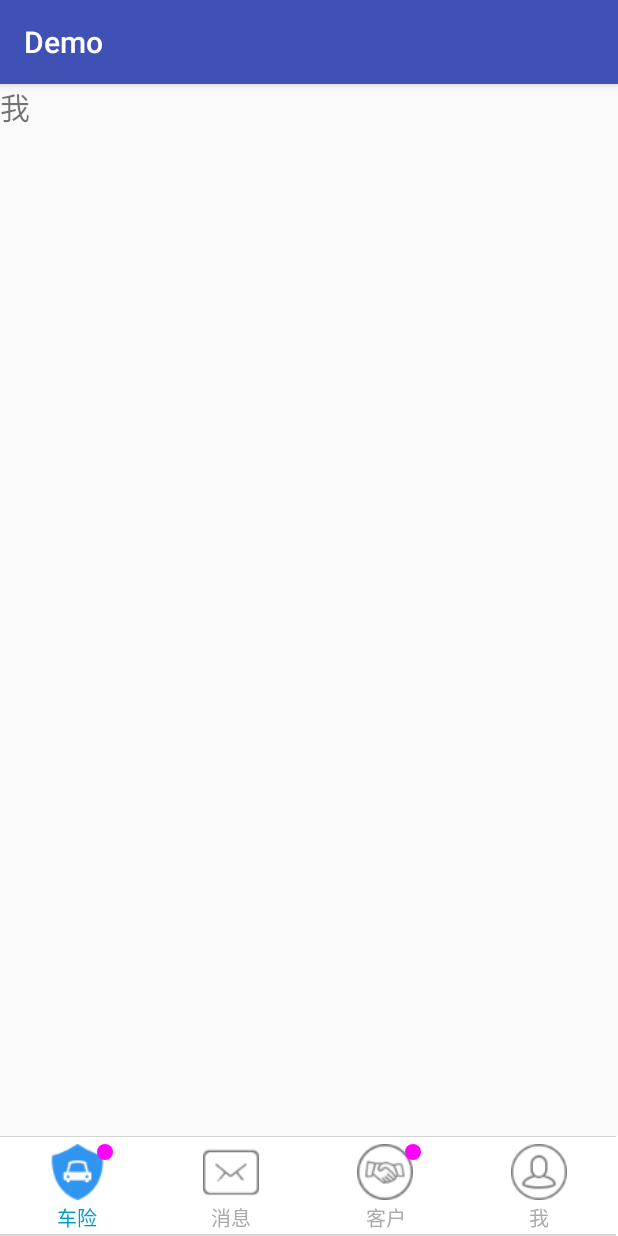
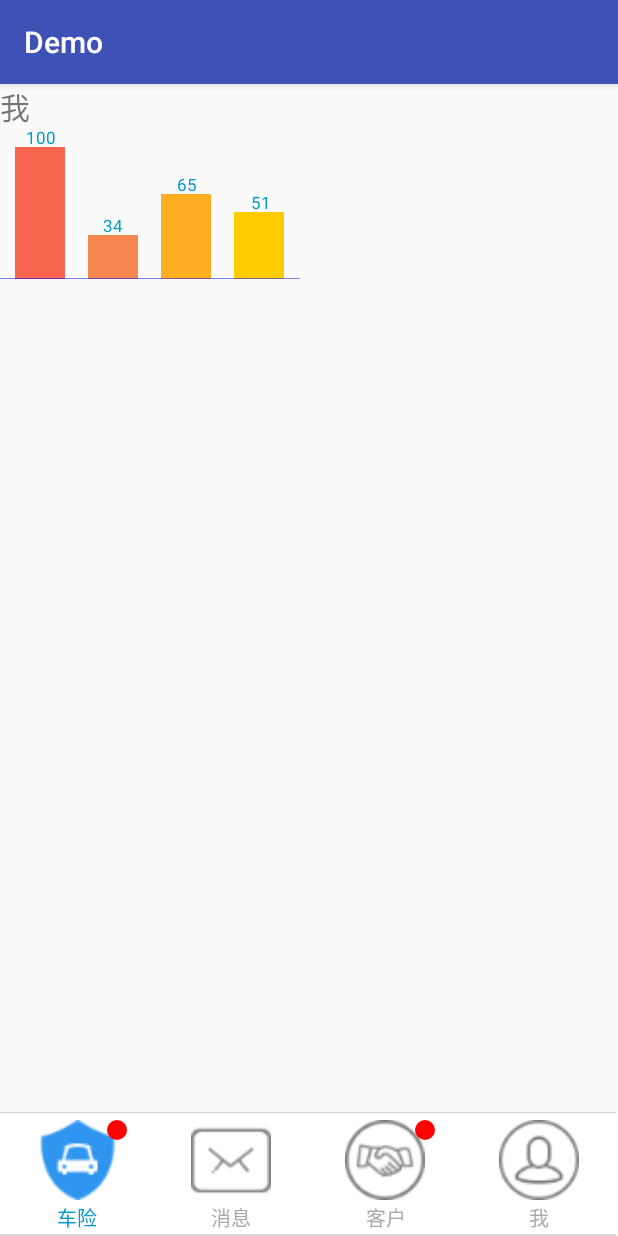
Before and after one commit to weiteng4droid/MineWidget, an Android app: the fragment MineFrgment placed in its activity, on a phone screen of 412 x 824 dp. Run offline under Robolectric (Android 15) with nearby library versions, the phone set to English and light mode, and no system bars; our stand-ins replace ButterKnife.

Commit message:
小小柱状图控件

```diff
--- a/app/build.gradle
+++ b/app/build.gradle
@@ -24,5 +24,4 @@ dependencies {
     testCompile 'junit:junit:4.12'
     compile 'com.android.support:appcompat-v7:22.2.1'
     compile 'com.jakewharton:butterknife:6.1.0'
-
 }
--- a/app/src/main/java/com/botpy/demo/MainActivity.java
+++ b/app/src/main/java/com/botpy/demo/MainActivity.java
@@ -47,6 +47,7 @@ public class MainActivity extends AppCompatActivity implements TabView.OnTabClic
                 R.mipmap.home_service_selected,
                 R.mipmap.home_me_seleted);
 
+        mTabview.setDrawableWidth(80);
         mTabview.setCurrentIndex(mIndex);
         mTabview.setOnTabClickListener(this);
         mTabview.showNoticePoint(true);
--- a/app/src/main/java/com/botpy/demo/base/BaseFragment.java
+++ b/app/src/main/java/com/botpy/demo/base/BaseFragment.java
@@ -60,6 +60,7 @@ public abstract class BaseFragment extends Fragment implements BaseFragmentInter
     @Override
     public void onDestroy() {
         super.onDestroy();
+        ButterKnife.reset(this);
         relase();
     }
 
--- a/app/src/main/java/com/botpy/demo/fragment/MineFrgment.java
+++ b/app/src/main/java/com/botpy/demo/fragment/MineFrgment.java
@@ -2,10 +2,19 @@ package com.botpy.demo.fragment;
 
 import android.os.Bundle;
 import android.util.Log;
+import android.view.LayoutInflater;
 import android.view.View;
+import android.view.ViewGroup;
 
 import com.botpy.demo.R;
 import com.botpy.demo.base.BaseFragment;
+import com.botpy.demo.model.ChartModel;
+import com.botpy.demo.widget.AchievementView;
+
+import java.util.ArrayList;
+
+import butterknife.ButterKnife;
+import butterknife.InjectView;
 
 /**
  * Created by weiTeng on 2015/12/8.
@@ -13,15 +22,23 @@ import com.botpy.demo.base.BaseFragment;
 public class MineFrgment extends BaseFragment {
 
     private static final String TAG = "MineFrgment";
+    @InjectView(R.id.achievement)
+    AchievementView mAchievement;
+
 
     @Override
     public void initView(View view) {
 
+        ArrayList<ChartModel> models = new ArrayList<>();
+        models.add(new ChartModel("100", "#f76450"));
+        models.add(new ChartModel("34", "#f78750"));
+        models.add(new ChartModel("65", "#ffae22"));
+        models.add(new ChartModel("51", "#ffcc00"));
+        mAchievement.setChartModels(models);
     }
 
     @Override
     public void initData(Bundle saveInstaceState) {
-
     }
 
     @Override
@@ -34,4 +51,5 @@ public class MineFrgment extends BaseFragment {
         super.reloadData();
         Log.d(TAG, " MineFrgment : reloadData()");
     }
+
 }
--- a/app/src/main/java/com/botpy/demo/fragment/SecondFragment.java
+++ b/app/src/main/java/com/botpy/demo/fragment/SecondFragment.java
@@ -6,6 +6,9 @@ import android.view.View;
 
 import com.botpy.demo.R;
 import com.botpy.demo.base.BaseFragment;
+import com.botpy.demo.widget.ClearEditText;
+
+import butterknife.InjectView;
 
 /**
  * Created by weiTeng on 2015/12/7.
@@ -13,6 +16,9 @@ import com.botpy.demo.base.BaseFragment;
 public class SecondFragment extends BaseFragment {
 
     private static final String TAG = "SecondFragment";
+
+    @InjectView(R.id.clear_et)
+    ClearEditText mClearEditText;
 
     @Override
     protected int getLayoutId() {
--- /dev/null
+++ b/app/src/main/java/com/botpy/demo/model/ChartModel.java
@@ -0,0 +1,12 @@
+package com.botpy.demo.model;
+
+public class ChartModel {
+
+    public String text;
+    public String color;
+
+    public ChartModel(String text, String color) {
+        this.text = text;
+        this.color = color;
+    }
+}
--- /dev/null
+++ b/app/src/main/java/com/botpy/demo/widget/AchievementView.java
@@ -0,0 +1,197 @@
+package com.botpy.demo.widget;
+
+import android.content.Context;
+import android.content.res.TypedArray;
+import android.graphics.Canvas;
+import android.graphics.Color;
+import android.graphics.Paint;
+import android.graphics.Rect;
+import android.util.AttributeSet;
+import android.util.TypedValue;
+import android.view.View;
+
+import com.botpy.demo.R;
+import com.botpy.demo.model.ChartModel;
+
+import java.util.ArrayList;
+
+/**
+ * 我也业绩图表
+ * @author weiTeng
+ * @since 2015-12-8 18:01:06
+ * @version v1.5.4
+ */
+public class AchievementView extends View {
+
+	private int mBarWidth = 50;
+	private int mBarGap = 20;
+	private int mDefaultCount = 4;
+	private int mMaxHeight = 100;	// 柱状图的最小高度（如果设置不精确的测量模式，就是用该高度）
+	private int mChartUnit = 100;	// 图表的单位数据
+
+	private Rect[] mVehicleBounds;	// 所有柱状图的边界
+	private Rect[] mTextBounds;		// 文字的边界
+	private Rect mCacheBound;		// 最大区域的边界
+	private Rect mTempTextBound;	// 临时文字的边界
+
+
+	private int mTextSize;
+	private int mTextColor;
+
+	private Paint mPaint;
+	private Paint mTextPaint;
+
+
+	private ArrayList<ChartModel> mChartModels;
+
+	public AchievementView(Context context) {
+		this(context, null);
+	}
+
+	public AchievementView(Context context, AttributeSet attrs) {
+		this(context, attrs, 0);
+	}
+
+	public AchievementView(Context context, AttributeSet attrs, int defStyleAttr) {
+		super(context, attrs, defStyleAttr);
+
+		TypedArray ta = context.obtainStyledAttributes(attrs, R.styleable.AchievementView);
+		mTextSize = ta.getDimensionPixelSize(R.styleable.AchievementView_achievement_textSize, (int) TypedValue.applyDimension(TypedValue.COMPLEX_UNIT_SP, 12, context.getResources().getDisplayMetrics()));
+		mTextColor = ta.getColor(R.styleable.AchievementView_achievement_textColor, 0xFF0099CC);
+		ta.recycle();
+
+		mPaint = new Paint(Paint.ANTI_ALIAS_FLAG);
+
+		mTextPaint = new Paint(Paint.ANTI_ALIAS_FLAG);
+		mTextPaint.setColor(mTextColor);
+		mTextPaint.setTextSize(mTextSize);
+
+		if(mTempTextBound == null){
+			mTempTextBound = new Rect();
+		}
+		String temp = "100";
+		mTextPaint.getTextBounds(temp, 0, temp.length(), mTempTextBound);
+	}
+
+	public void setTextSize(int textSize){
+		setTextSize(TypedValue.COMPLEX_UNIT_SP, textSize);
+	}
+
+	private void setTextSize(int unit, int textSize) {
+		mPaint.setTextSize(TypedValue.applyDimension(unit, textSize, getResources().getDisplayMetrics()));
+
+		if(mTextSize != textSize){
+			mTextSize = textSize;
+			requestLayout();
+		}
+	}
+
+	public void setTextColor(int textColor){
+		if(mTextColor != textColor){
+			mTextColor = textColor;
+			invalidate();
+		}
+	}
+
+	/**
+	 * 设置图表的模型数据
+	 */
+	public void setChartModels(ArrayList<ChartModel> models){
+		if(mChartModels == null){
+			mChartModels = new ArrayList<>();
+		}
+		if(models == null || models.size() == 0){
+			return;
+		}
+		if(mDefaultCount <= models.size()){
+			mDefaultCount = models.size();
+		}
+		mChartModels.clear();
+		mChartModels.addAll(models);
+		requestLayout();
+	}
+
+
+	@Override
+	protected void onMeasure(int widthMeasureSpec, int heightMeasureSpec) {
+
+		int widthMode = MeasureSpec.getMode(widthMeasureSpec);
+		int heightMode = MeasureSpec.getMode(heightMeasureSpec);
+
+		int widthSize = MeasureSpec.getSize(widthMeasureSpec);
+		int heightSize = MeasureSpec.getSize(heightMeasureSpec);
+
+		int width;
+		int height;
+
+		if(widthMode == MeasureSpec.EXACTLY){
+			width = widthSize;
+			mBarGap = (width - getPaddingLeft() - getPaddingRight() - 4 * mBarWidth) / 3;
+		}else{
+			width = mBarWidth * mDefaultCount + mBarGap * (mDefaultCount - 1) + getPaddingLeft() + getPaddingRight();
+		}
+
+		if(heightMode == MeasureSpec.EXACTLY){
+			height = heightSize;
+			mMaxHeight = height - getPaddingTop() - getPaddingBottom() - mTempTextBound.height() - 4;
+		}else{
+			height = mMaxHeight + mTempTextBound.height() + getPaddingBottom() + getPaddingTop() + 4;
+		}
+
+		if(mTextBounds == null){
+			mTextBounds = new Rect[mDefaultCount];
+		}
+		if(mVehicleBounds == null){
+			mVehicleBounds = new Rect[mDefaultCount];
+		}
+
+		if(mCacheBound == null){
+			mCacheBound = new Rect();
+		}
+		mCacheBound.left = getPaddingLeft();
+		mCacheBound.top = getPaddingTop();
+		mCacheBound.right = width - getPaddingRight();
+		mCacheBound.bottom = height - getPaddingBottom();
+
+		for (int i = 0; i < mChartModels.size(); i++) {
+			ChartModel model = mChartModels.get(i);
+			if(mTextBounds[i] == null){
+				mTextBounds[i] = new Rect();
+			}
+			if(mVehicleBounds[i] == null){
+				mVehicleBounds[i] = new Rect();
+			}
+			mTextPaint.getTextBounds(model.text, 0, model.text.length(), mTextBounds[i]);		// 获取文字的区域
+
+			int number = Integer.parseInt(model.text);
+			int barHeight;
+			if(number >= mChartUnit){
+				barHeight = mMaxHeight;
+			}else {
+				barHeight = number * mMaxHeight / mChartUnit;
+			}
+
+			mVehicleBounds[i].left = i * (mBarWidth + mBarGap) + mCacheBound.left;
+			mVehicleBounds[i].top = mCacheBound.bottom - barHeight;
+			mVehicleBounds[i].right = mVehicleBounds[i].left + mBarWidth;
+			mVehicleBounds[i].bottom = mCacheBound.bottom;
+		}
+		setMeasuredDimension(width, height);
+	}
+
+	@Override
+	protected void onDraw(Canvas canvas) {
+		super.onDraw(canvas);
+
+		for (int i = 0; i < mVehicleBounds.length; i++) {
+			ChartModel model = mChartModels.get(i);
+			mPaint.setColor(Color.parseColor(model.color));
+			canvas.drawRect(mVehicleBounds[i], mPaint);
+
+			canvas.drawText(model.text, mVehicleBounds[i].left + (mVehicleBounds[i].width() - mTextBounds[i].width()) / 2, mVehicleBounds[i].top - mTextBounds[i].height() / 4, mTextPaint);
+		}
+
+		mPaint.setColor(0xff0000ff);
+		canvas.drawLine(mCacheBound.left - getPaddingLeft(), mCacheBound.bottom, mCacheBound.right + getPaddingRight(), mCacheBound.bottom, mPaint);
+	}
+}
--- a/app/src/main/java/com/botpy/demo/widget/ClearEditText.java
+++ b/app/src/main/java/com/botpy/demo/widget/ClearEditText.java
@@ -10,6 +10,7 @@ import android.text.TextWatcher;
 import android.util.AttributeSet;
 import android.view.MotionEvent;
 import android.view.View;
+import android.widget.EditText;
 
 import com.botpy.demo.R;
 
@@ -20,7 +21,7 @@ import com.botpy.demo.R;
  * @since 15/7/30.
  * @version v1.0.0
  */
-public class ClearEditText extends AppCompatEditText implements View.OnTouchListener, View.OnFocusChangeListener, TextWatcher{
+public class ClearEditText extends EditText implements View.OnTouchListener, View.OnFocusChangeListener, TextWatcher{
 
     private Drawable mClearTextIcon;
     private OnFocusChangeListener mOnFocusChangeListener;
--- a/app/src/main/java/com/botpy/demo/widget/TabView.java
+++ b/app/src/main/java/com/botpy/demo/widget/TabView.java
@@ -43,9 +43,9 @@ public class TabView extends View {
     private int mBorderWidth;
     private int mBorderColor;
     private int mSelectColor;
-    private int mNoticeColor = 0xffff00ff;
+    private int mNoticeColor = 0xffff0000;
 
-    private int mPointRadius = 8;
+    private int mPointRadius = 10;
     private int mDrawableWidth = 56;
     private Paint mBorderPaint;
     private Paint mPaint;
--- a/app/src/main/res/layout/layout_fragment_mine.xml
+++ b/app/src/main/res/layout/layout_fragment_mine.xml
@@ -1,7 +1,9 @@
 <?xml version="1.0" encoding="utf-8"?>
 <LinearLayout xmlns:android="http://schemas.android.com/apk/res/android"
+              xmlns:app="http://schemas.android.com/apk/res-auto"
               android:layout_width="match_parent"
-              android:layout_height="match_parent">
+              android:layout_height="match_parent"
+    android:orientation="vertical">
 
 
     <TextView
@@ -9,4 +11,12 @@
         android:layout_height="wrap_content"
         android:text="我"
         android:textSize="20sp"/>
+
+    <com.botpy.demo.widget.AchievementView
+        android:id="@+id/achievement"
+        android:layout_width="200dp"
+        android:layout_height="100dp"
+        android:paddingLeft="10dp"
+        android:paddingRight="10dp"
+        app:achievement_textSize="11sp"/>
 </LinearLayout>
--- a/app/src/main/res/layout/layout_fragment_second.xml
+++ b/app/src/main/res/layout/layout_fragment_second.xml
@@ -1,7 +1,8 @@
 <?xml version="1.0" encoding="utf-8"?>
 <LinearLayout xmlns:android="http://schemas.android.com/apk/res/android"
               android:layout_width="match_parent"
-              android:layout_height="match_parent">
+              android:layout_height="match_parent"
+              android:orientation="vertical">
 
 
     <TextView
@@ -10,4 +11,15 @@
         android:text="第二个fragment"
         android:textSize="20sp"/>
 
+    <com.botpy.demo.widget.ClearEditText
+        android:id="@+id/clear_et"
+        android:layout_width="match_parent"
+        android:layout_height="wrap_content"
+        android:background="@android:color/white"
+        android:layout_marginLeft="10dp"
+        android:layout_marginRight="10dp"
+        android:textSize="15sp"
+        android:singleLine="true"
+        android:hint="请输入用户名"/>
+
 </LinearLayout>
--- a/app/src/main/res/values/attrs.xml
+++ b/app/src/main/res/values/attrs.xml
@@ -34,4 +34,8 @@
         <attr name="it_lineBorder" format="dimension|reference" />
     </declare-styleable>
 
+    <declare-styleable name="AchievementView">
+        <attr name="achievement_textColor" format="color|reference" />
+        <attr name="achievement_textSize" format="dimension|reference" />
+    </declare-styleable>
 </resources>
```
